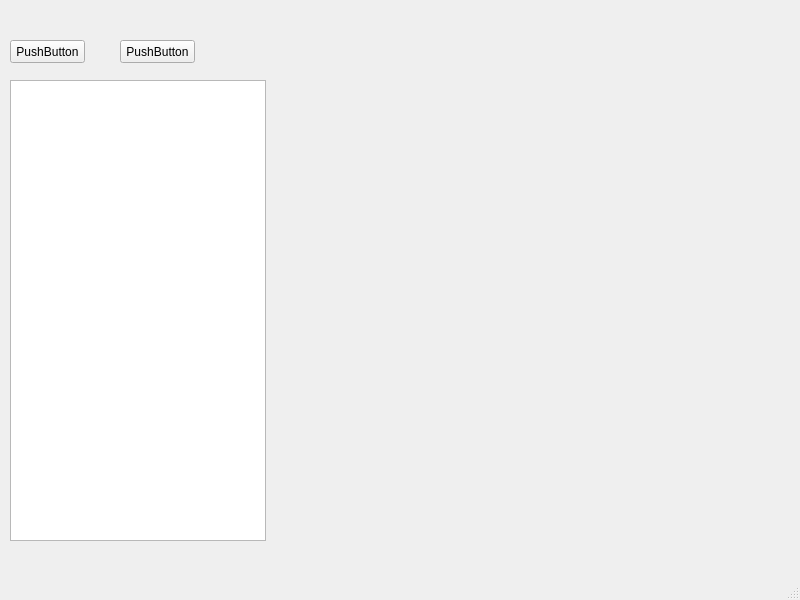
This is src/ECM_gui/acs_dialog/window_buffer_manager.ui in dmherrington/ECM-Control-System as Qt 5 draws it before an edit. The edited form follows.
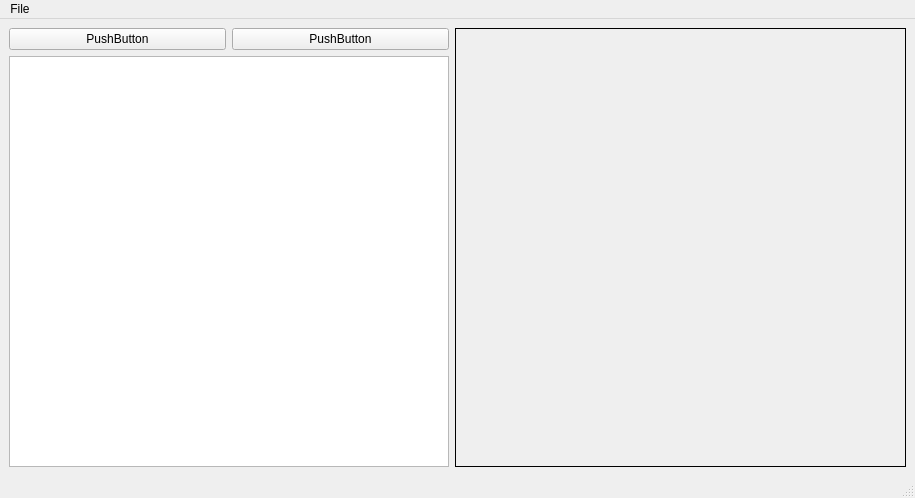
This is the edited form.

Commit message: Updates To Buffer Manager

```diff
--- a/src/ECM_gui/acs_dialog/window_buffer_manager.ui
+++ b/src/ECM_gui/acs_dialog/window_buffer_manager.ui
@@ -6,70 +6,79 @@
    <rect>
     <x>0</x>
     <y>0</y>
-    <width>800</width>
-    <height>600</height>
+    <width>915</width>
+    <height>498</height>
    </rect>
   </property>
   <property name="windowTitle">
    <string>MainWindow</string>
   </property>
   <widget class="QWidget" name="centralwidget">
-   <widget class="QListWidget" name="listWidget_Buffers">
-    <property name="geometry">
-     <rect>
-      <x>10</x>
-      <y>80</y>
-      <width>256</width>
-      <height>461</height>
-     </rect>
-    </property>
-   </widget>
-   <widget class="QWidget" name="widget" native="true">
-    <property name="geometry">
-     <rect>
-      <x>290</x>
-      <y>10</y>
-      <width>471</width>
-      <height>521</height>
-     </rect>
-    </property>
-   </widget>
-   <widget class="QPushButton" name="pushButton">
-    <property name="geometry">
-     <rect>
-      <x>10</x>
-      <y>40</y>
-      <width>75</width>
-      <height>23</height>
-     </rect>
-    </property>
-    <property name="text">
-     <string>PushButton</string>
-    </property>
-   </widget>
-   <widget class="QPushButton" name="pushButton_2">
-    <property name="geometry">
-     <rect>
-      <x>120</x>
-      <y>40</y>
-      <width>75</width>
-      <height>23</height>
-     </rect>
-    </property>
-    <property name="text">
-     <string>PushButton</string>
-    </property>
-   </widget>
+   <layout class="QGridLayout" name="gridLayout">
+    <item row="0" column="0">
+     <layout class="QHBoxLayout" name="horizontalLayout">
+      <item>
+       <widget class="QPushButton" name="pushButton">
+        <property name="text">
+         <string>PushButton</string>
+        </property>
+       </widget>
+      </item>
+      <item>
+       <widget class="QPushButton" name="pushButton_2">
+        <property name="text">
+         <string>PushButton</string>
+        </property>
+       </widget>
+      </item>
+     </layout>
+    </item>
+    <item row="0" column="1" rowspan="2">
+     <widget class="QStackedWidget" name="stackedWidget_BufferContents">
+      <property name="frameShape">
+       <enum>QFrame::Box</enum>
+      </property>
+     </widget>
+    </item>
+    <item row="1" column="0">
+     <widget class="QListWidget" name="listWidget_Buffers">
+      <property name="sizePolicy">
+       <sizepolicy hsizetype="Fixed" vsizetype="MinimumExpanding">
+        <horstretch>0</horstretch>
+        <verstretch>0</verstretch>
+       </sizepolicy>
+      </property>
+      <property name="minimumSize">
+       <size>
+        <width>440</width>
+        <height>0</height>
+       </size>
+      </property>
+      <property name="maximumSize">
+       <size>
+        <width>440</width>
+        <height>16777215</height>
+       </size>
+      </property>
+     </widget>
+    </item>
+   </layout>
   </widget>
   <widget class="QMenuBar" name="menubar">
    <property name="geometry">
     <rect>
      <x>0</x>
      <y>0</y>
-     <width>800</width>
+     <width>915</width>
      <height>21</height>
     </rect>
    </property>
+   <widget class="QMenu" name="menuFile">
+    <property name="title">
+     <string>File</string>
+    </property>
+   </widget>
+   <addaction name="menuFile"/>
   </widget>
   <widget class="QStatusBar" name="statusbar"/>
  </widget>
```
The commit also changes 13 other files.
